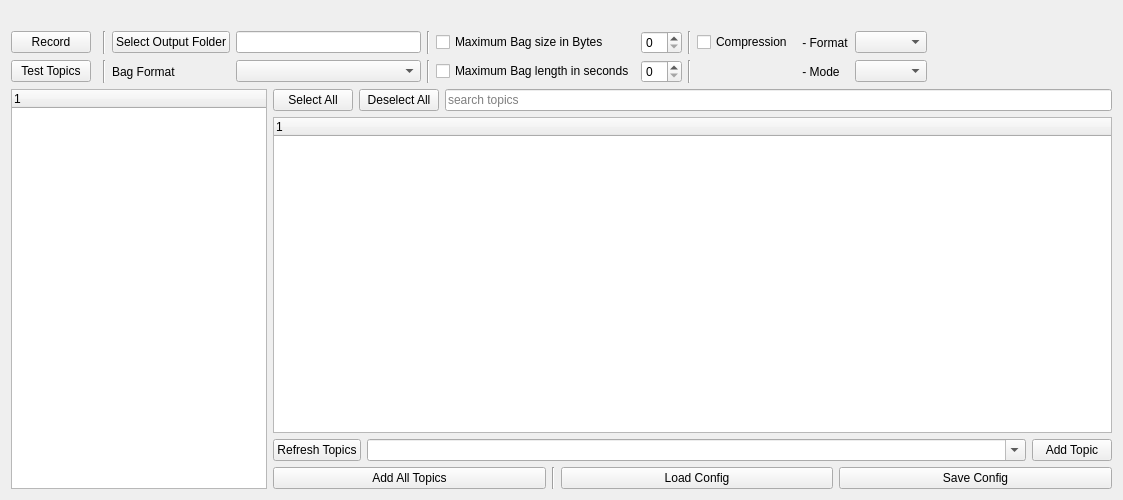
Qt form resource/rqt_bag_recorder.ui (yschulz/rqt_bag_recorder) before a commit.
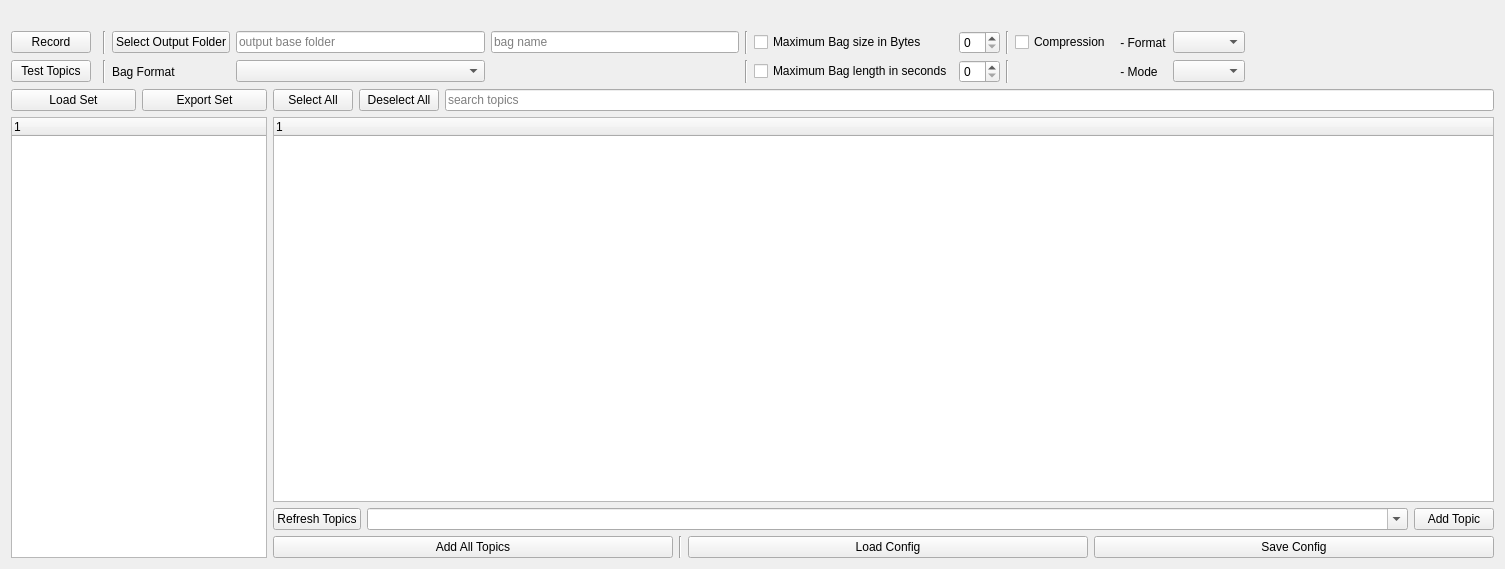
The same form after that commit. Custom widgets are drawn as their Qt base class.

What changed in the file:
```diff
--- a/resource/rqt_bag_recorder.ui
+++ b/resource/rqt_bag_recorder.ui
@@ -6,8 +6,8 @@
    <rect>
     <x>0</x>
     <y>0</y>
-    <width>1123</width>
-    <height>500</height>
+    <width>1505</width>
+    <height>569</height>
    </rect>
   </property>
   <property name="windowTitle">
@@ -33,33 +33,80 @@
    </item>
    <item>
     <layout class="QGridLayout" name="options_layout">
-     <item row="2" column="13">
+     <item row="2" column="12">
+      <widget class="Line" name="line_3">
+       <property name="orientation">
+        <enum>Qt::Vertical</enum>
+       </property>
+      </widget>
+     </item>
+     <item row="2" column="14">
       <widget class="QLabel" name="o_compressio_mode_label">
        <property name="text">
         <string> - Mode</string>
        </property>
       </widget>
      </item>
-     <item row="0" column="13">
-      <widget class="QLabel" name="o_compression_format_label">
+     <item row="2" column="9">
+      <widget class="Line" name="line_7">
+       <property name="orientation">
+        <enum>Qt::Vertical</enum>
+       </property>
+      </widget>
+     </item>
+     <item row="0" column="15">
+      <widget class="QComboBox" name="o_compression_format_cbox">
+       <property name="editable">
+        <bool>false</bool>
+       </property>
+      </widget>
+     </item>
+     <item row="0" column="16">
+      <spacer name="horizontalSpacer">
+       <property name="orientation">
+        <enum>Qt::Horizontal</enum>
+       </property>
+       <property name="sizeHint" stdset="0">
+        <size>
+         <width>40</width>
+         <height>20</height>
+        </size>
+       </property>
+      </spacer>
+     </item>
+     <item row="0" column="5">
+      <widget class="Line" name="line_4">
+       <property name="orientation">
+        <enum>Qt::Vertical</enum>
+       </property>
+      </widget>
+     </item>
+     <item row="2" column="10">
+      <widget class="QCheckBox" name="o_mx_length_toggle">
        <property name="text">
-        <string> - Format</string>
-       </property>
-      </widget>
-     </item>
-     <item row="2" column="4">
-      <widget class="rqt_bag_recorder::CPBar" name="test_w" native="true">
-       <property name="sizePolicy">
-        <sizepolicy hsizetype="Fixed" vsizetype="Fixed">
-         <horstretch>0</horstretch>
-         <verstretch>0</verstretch>
-        </sizepolicy>
+        <string>Maximum Bag length in seconds</string>
        </property>
       </widget>
      </item>
      <item row="2" column="7">
       <widget class="QComboBox" name="o_format_cbox"/>
      </item>
+     <item row="0" column="0">
+      <widget class="QPushButton" name="record_button">
+       <property name="sizePolicy">
+        <sizepolicy hsizetype="Minimum" vsizetype="Fixed">
+         <horstretch>0</horstretch>
+         <verstretch>0</verstretch>
+        </sizepolicy>
+       </property>
+       <property name="text">
+        <string>Record</string>
+       </property>
+      </widget>
+     </item>
+     <item row="2" column="15">
+      <widget class="QComboBox" name="o_compression_mode_cbox"/>
+     </item>
      <item row="2" column="6">
       <widget class="QLabel" name="o_format_label">
        <property name="text">
@@ -68,85 +115,19 @@
       </widget>
      </item>
      <item row="0" column="12">
+      <widget class="Line" name="line_2">
+       <property name="orientation">
+        <enum>Qt::Vertical</enum>
+       </property>
+      </widget>
+     </item>
+     <item row="0" column="13">
       <widget class="QCheckBox" name="o_compression_toggle">
        <property name="text">
         <string>Compression</string>
        </property>
       </widget>
      </item>
-     <item row="2" column="11">
-      <widget class="Line" name="line_3">
-       <property name="orientation">
-        <enum>Qt::Vertical</enum>
-       </property>
-      </widget>
-     </item>
-     <item row="0" column="0">
-      <widget class="QPushButton" name="record_button">
-       <property name="sizePolicy">
-        <sizepolicy hsizetype="Minimum" vsizetype="Fixed">
-         <horstretch>0</horstretch>
-         <verstretch>0</verstretch>
-        </sizepolicy>
-       </property>
-       <property name="text">
-        <string>Record</string>
-       </property>
-      </widget>
-     </item>
-     <item row="0" column="6">
-      <widget class="QPushButton" name="set_output">
-       <property name="text">
-        <string>Select Output Folder</string>
-       </property>
-      </widget>
-     </item>
-     <item row="0" column="4">
-      <widget class="rqt_bag_recorder::RecordDot" name="record_w" native="true">
-       <property name="sizePolicy">
-        <sizepolicy hsizetype="Fixed" vsizetype="Fixed">
-         <horstretch>0</horstretch>
-         <verstretch>0</verstretch>
-        </sizepolicy>
-       </property>
-      </widget>
-     </item>
-     <item row="0" column="11">
-      <widget class="Line" name="line_2">
-       <property name="orientation">
-        <enum>Qt::Vertical</enum>
-       </property>
-      </widget>
-     </item>
-     <item row="0" column="15">
-      <spacer name="horizontalSpacer">
-       <property name="orientation">
-        <enum>Qt::Horizontal</enum>
-       </property>
-       <property name="sizeHint" stdset="0">
-        <size>
-         <width>40</width>
-         <height>20</height>
-        </size>
-       </property>
-      </spacer>
-     </item>
-     <item row="0" column="10">
-      <widget class="QSpinBox" name="o_mx_size_spin"/>
-     </item>
-     <item row="0" column="9">
-      <widget class="QCheckBox" name="o_mx_size_toggle">
-       <property name="text">
-        <string>Maximum Bag size in Bytes</string>
-       </property>
-      </widget>
-     </item>
-     <item row="2" column="10">
-      <widget class="QSpinBox" name="o_mx_length_spin"/>
-     </item>
-     <item row="2" column="14">
-      <widget class="QComboBox" name="o_compression_mode_cbox"/>
-     </item>
      <item row="2" column="0">
       <widget class="QPushButton" name="test_topics_button">
        <property name="text">
@@ -154,20 +135,33 @@
        </property>
       </widget>
      </item>
-     <item row="0" column="14">
-      <widget class="QComboBox" name="o_compression_format_cbox">
-       <property name="editable">
-        <bool>false</bool>
-       </property>
-      </widget>
-     </item>
      <item row="0" column="7">
-      <widget class="QLineEdit" name="out_file_box"/>
+      <widget class="QLineEdit" name="out_file_box">
+       <property name="placeholderText">
+        <string>output base folder</string>
+       </property>
+      </widget>
      </item>
-     <item row="2" column="9">
-      <widget class="QCheckBox" name="o_mx_length_toggle">
+     <item row="2" column="4">
+      <widget class="rqt_bag_recorder::CPBar" name="test_w" native="true">
+       <property name="sizePolicy">
+        <sizepolicy hsizetype="Fixed" vsizetype="Fixed">
+         <horstretch>0</horstretch>
+         <verstretch>0</verstretch>
+        </sizepolicy>
+       </property>
+      </widget>
+     </item>
+     <item row="0" column="11">
+      <widget class="QSpinBox" name="o_mx_size_spin"/>
+     </item>
+     <item row="2" column="11">
+      <widget class="QSpinBox" name="o_mx_length_spin"/>
+     </item>
+     <item row="0" column="10">
+      <widget class="QCheckBox" name="o_mx_size_toggle">
        <property name="text">
-        <string>Maximum Bag length in seconds</string>
+        <string>Maximum Bag size in Bytes</string>
        </property>
       </widget>
      </item>
@@ -185,17 +179,31 @@
        </property>
       </widget>
      </item>
-     <item row="0" column="8">
+     <item row="0" column="9">
       <widget class="Line" name="line_6">
        <property name="orientation">
         <enum>Qt::Vertical</enum>
        </property>
       </widget>
      </item>
-     <item row="2" column="8">
-      <widget class="Line" name="line_7">
-       <property name="orientation">
-        <enum>Qt::Vertical</enum>
+     <item row="0" column="6">
+      <widget class="QPushButton" name="set_output">
+       <property name="text">
+        <string>Select Output Folder</string>
+       </property>
+      </widget>
+     </item>
+     <item row="0" column="14">
+      <widget class="QLabel" name="o_compression_format_label">
+       <property name="text">
+        <string> - Format</string>
+       </property>
+      </widget>
+     </item>
+     <item row="0" column="8">
+      <widget class="QLineEdit" name="bag_name_box">
+       <property name="placeholderText">
+        <string>bag name</string>
        </property>
       </widget>
      </item>
@@ -204,19 +212,47 @@
    <item>
     <layout class="QHBoxLayout" name="main_layout">
      <item>
-      <widget class="QTreeWidget" name="treeWidget">
-       <property name="sizePolicy">
-        <sizepolicy hsizetype="Maximum" vsizetype="Expanding">
-         <horstretch>0</horstretch>
-         <verstretch>0</verstretch>
-        </sizepolicy>
-       </property>
-       <column>
-        <property name="text">
-         <string notr="true">1</string>
-        </property>
-       </column>
-      </widget>
+      <layout class="QVBoxLayout" name="set_layout">
+       <item>
+        <layout class="QHBoxLayout" name="set_load_layout">
+         <item>
+          <widget class="QPushButton" name="load_set_button">
+           <property name="text">
+            <string>Load Set</string>
+           </property>
+          </widget>
+         </item>
+         <item>
+          <widget class="QPushButton" name="export_set_bottun">
+           <property name="text">
+            <string>Export Set</string>
+           </property>
+          </widget>
+         </item>
+        </layout>
+       </item>
+       <item>
+        <widget class="QTreeWidget" name="set_tree">
+         <property name="sizePolicy">
+          <sizepolicy hsizetype="Maximum" vsizetype="Expanding">
+           <horstretch>0</horstretch>
+           <verstretch>0</verstretch>
+          </sizepolicy>
+         </property>
+         <property name="maximumSize">
+          <size>
+           <width>16777215</width>
+           <height>16777215</height>
+          </size>
+         </property>
+         <column>
+          <property name="text">
+           <string notr="true">1</string>
+          </property>
+         </column>
+        </widget>
+       </item>
+      </layout>
      </item>
      <item>
       <layout class="QVBoxLayout" name="tree_layout">
```
Left out of the diff: 11 changed lines with no effect on the pictures.
